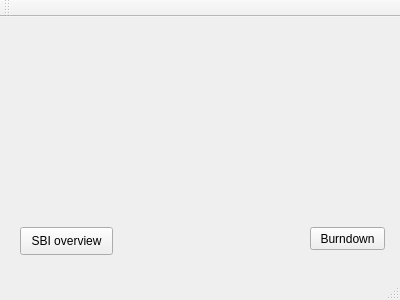
Qt form mainwindow.ui (Roconda/Scrumboard) before a commit.
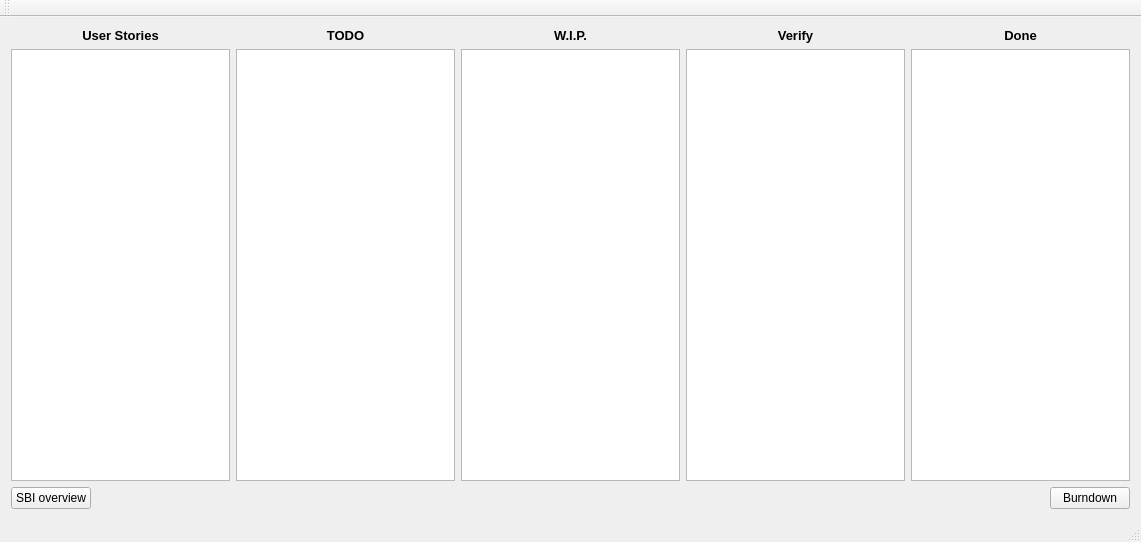
The same form after that commit.

Commit message: Mainwindow (sprint view) layout toegevoegd.

```diff
--- a/mainwindow.ui
+++ b/mainwindow.ui
@@ -6,40 +6,121 @@
    <rect>
     <x>0</x>
     <y>0</y>
-    <width>400</width>
-    <height>300</height>
+    <width>1141</width>
+    <height>542</height>
    </rect>
   </property>
   <property name="windowTitle">
    <string>MainWindow</string>
   </property>
   <widget class="QWidget" name="centralWidget">
-   <widget class="QPushButton" name="pushButton">
-    <property name="geometry">
-     <rect>
-      <x>310</x>
-      <y>210</y>
-      <width>75</width>
-      <height>23</height>
-     </rect>
-    </property>
-    <property name="text">
-     <string>Burndown</string>
-    </property>
-   </widget>
-   <widget class="QPushButton" name="sbiOverview">
-    <property name="geometry">
-     <rect>
-      <x>20</x>
-      <y>210</y>
-      <width>93</width>
-      <height>28</height>
-     </rect>
-    </property>
-    <property name="text">
-     <string>SBI overview</string>
-    </property>
-   </widget>
+   <layout class="QVBoxLayout" name="verticalLayout_6">
+    <item>
+     <layout class="QHBoxLayout" name="horizontalLayout">
+      <item>
+       <layout class="QVBoxLayout" name="verticalLayout">
+        <item>
+         <widget class="QLabel" name="userStoriesLabel">
+          <property name="text">
+           <string>&lt;html&gt;&lt;head/&gt;&lt;body&gt;&lt;p align=&quot;center&quot;&gt;&lt;span style=&quot; font-size:10pt; font-weight:600;&quot;&gt;User Stories&lt;/span&gt;&lt;/p&gt;&lt;/body&gt;&lt;/html&gt;</string>
+          </property>
+         </widget>
+        </item>
+        <item>
+         <widget class="QListView" name="userStoriesList"/>
+        </item>
+       </layout>
+      </item>
+      <item>
+       <layout class="QVBoxLayout" name="verticalLayout_2">
+        <item>
+         <widget class="QLabel" name="todosLabel">
+          <property name="text">
+           <string>&lt;html&gt;&lt;head/&gt;&lt;body&gt;&lt;p align=&quot;center&quot;&gt;&lt;span style=&quot; font-size:10pt; font-weight:600;&quot;&gt;TODO&lt;/span&gt;&lt;/p&gt;&lt;/body&gt;&lt;/html&gt;</string>
+          </property>
+         </widget>
+        </item>
+        <item>
+         <widget class="QListWidget" name="todoList"/>
+        </item>
+       </layout>
+      </item>
+      <item>
+       <layout class="QVBoxLayout" name="verticalLayout_3">
+        <item>
+         <widget class="QLabel" name="wipLabel">
+          <property name="text">
+           <string>&lt;html&gt;&lt;head/&gt;&lt;body&gt;&lt;p align=&quot;center&quot;&gt;&lt;span style=&quot; font-size:10pt; font-weight:600;&quot;&gt;W.I.P.&lt;/span&gt;&lt;/p&gt;&lt;/body&gt;&lt;/html&gt;</string>
+          </property>
+         </widget>
+        </item>
+        <item>
+         <widget class="QListView" name="wipList"/>
+        </item>
+       </layout>
+      </item>
+      <item>
+       <layout class="QVBoxLayout" name="verticalLayout_4">
+        <item>
+         <widget class="QLabel" name="verifyLabel">
+          <property name="text">
+           <string>&lt;html&gt;&lt;head/&gt;&lt;body&gt;&lt;p align=&quot;center&quot;&gt;&lt;span style=&quot; font-size:10pt; font-weight:600;&quot;&gt;Verify&lt;/span&gt;&lt;/p&gt;&lt;/body&gt;&lt;/html&gt;</string>
+          </property>
+         </widget>
+        </item>
+        <item>
+         <widget class="QListWidget" name="verifyList"/>
+        </item>
+       </layout>
+      </item>
+      <item>
+       <layout class="QVBoxLayout" name="verticalLayout_5">
+        <item>
+         <widget class="QLabel" name="doneLabel">
+          <property name="text">
+           <string>&lt;html&gt;&lt;head/&gt;&lt;body&gt;&lt;p align=&quot;center&quot;&gt;&lt;span style=&quot; font-size:10pt; font-weight:600;&quot;&gt;Done&lt;/span&gt;&lt;/p&gt;&lt;/body&gt;&lt;/html&gt;</string>
+          </property>
+         </widget>
+        </item>
+        <item>
+         <widget class="QListView" name="doneList"/>
+        </item>
+       </layout>
+      </item>
+     </layout>
+    </item>
+    <item>
+     <layout class="QHBoxLayout" name="horizontalLayout_2">
+      <item>
+       <widget class="QPushButton" name="sbiOverview">
+        <property name="text">
+         <string>SBI overview</string>
+        </property>
+       </widget>
+      </item>
+      <item>
+       <spacer name="horizontalSpacer">
+        <property name="orientation">
+         <enum>Qt::Horizontal</enum>
+        </property>
+        <property name="sizeHint" stdset="0">
+         <size>
+          <width>40</width>
+          <height>20</height>
+         </size>
+        </property>
+       </spacer>
+      </item>
+      <item>
+       <widget class="QPushButton" name="pushButton">
+        <property name="text">
+         <string>Burndown</string>
+        </property>
+       </widget>
+      </item>
+     </layout>
+    </item>
+   </layout>
   </widget>
   <widget class="QMenuBar" name="menuBar">
    <property name="geometry">
```
Left out of the diff: 4 changed lines with no effect on the pictures.
